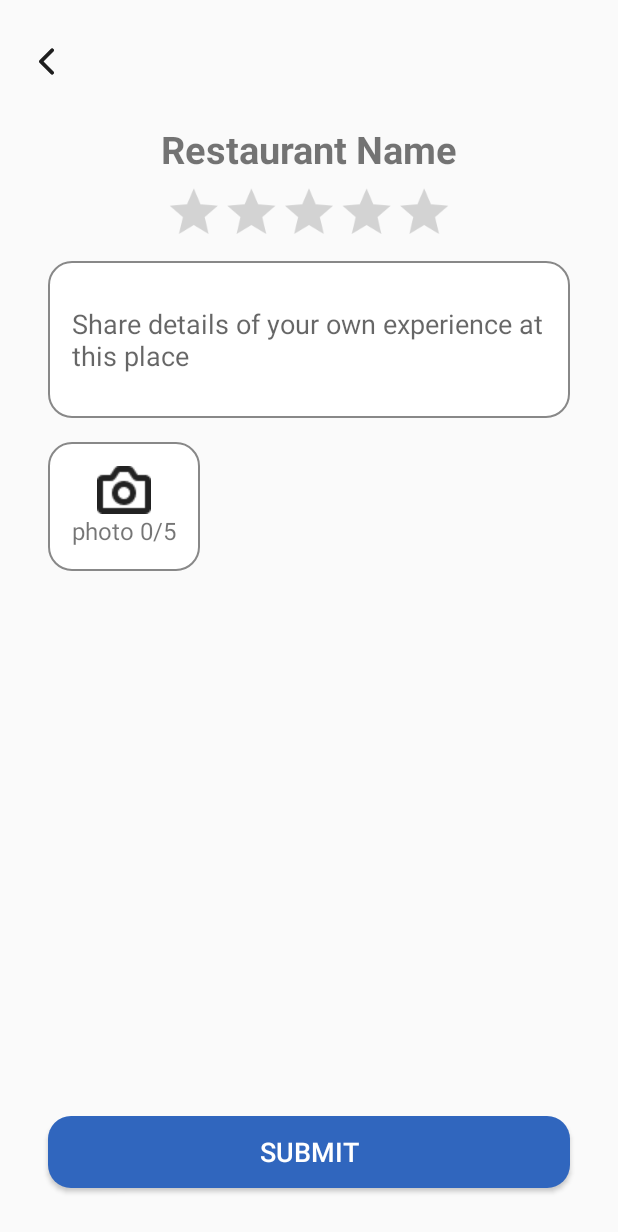
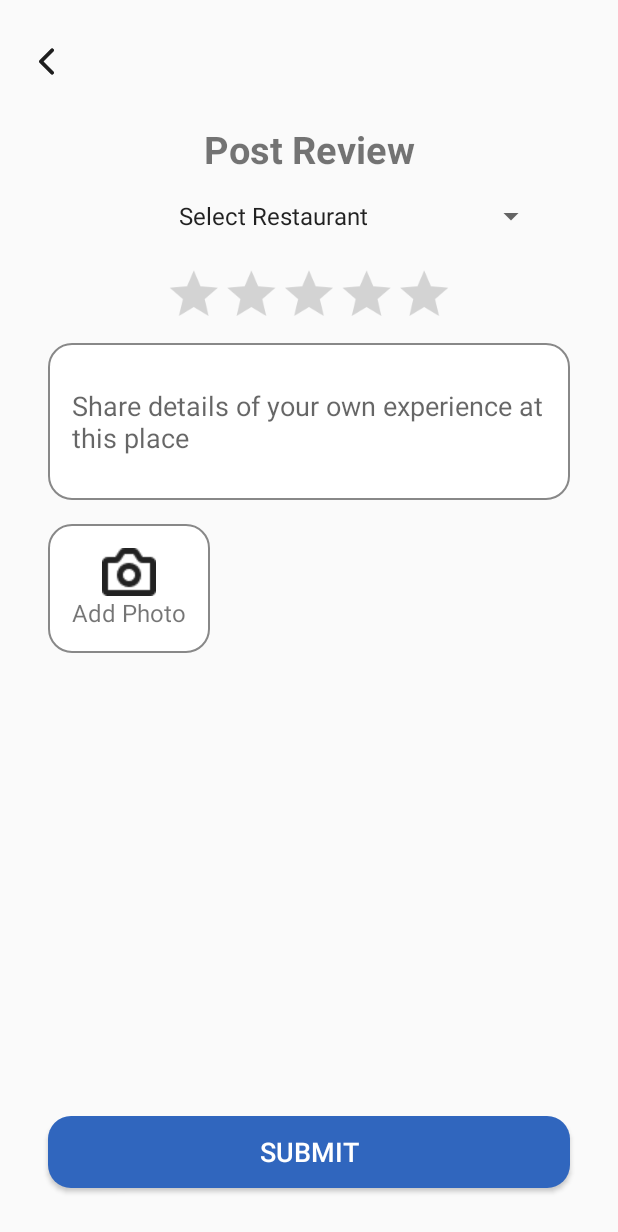
Before and after one commit to pant3ha/ResCovery, an Android app: the AddPostActivity screen opened directly, with no data from a screen before it, on a phone screen of 412 x 824 dp. Shown: the top 1232 px of the screen. Run offline under Robolectric (Android 15) with nearby library versions, the light colour scheme and no system bars.

Commit message:
added spinner for restaurant names

```diff
--- a/ResCovery/app/src/main/res/layout/activity_add_post.xml
+++ b/ResCovery/app/src/main/res/layout/activity_add_post.xml
@@ -48,8 +48,19 @@
             android:layout_height="wrap_content"
             android:gravity="center"
             android:textStyle="bold"
-            android:textSize="25dp"
-            android:text="Restaurant Name"/>
+            android:textSize="25sp"
+            android:text="Post Review"/>
+
+        <Spinner
+            android:id="@+id/add_post_spinner"
+            android:layout_width="match_parent"
+            android:layout_height="wrap_content"
+            android:layout_margin="15dp"
+            android:textAlignment="center"
+            android:baselineAligned="false"
+            android:entries="@array/restaurant_names_spinner"
+            android:focusable="false">
+        </Spinner>
 
         <RatingBar
             android:id="@+id/add_post_ratingBar"
@@ -94,7 +105,7 @@
                 android:layout_width="wrap_content"
                 android:layout_height="wrap_content"
                 android:textSize="16dp"
-                android:text="photo 0/5"/>
+                android:text="Add Photo"/>
         </LinearLayout>
 
     </LinearLayout>
--- a/ResCovery/app/src/main/res/menu/bottom_nav_menu.xml
+++ b/ResCovery/app/src/main/res/menu/bottom_nav_menu.xml
@@ -16,7 +16,7 @@
         android:id="@+id/navigation_add"
         android:icon="@drawable/add"
         app:showAsAction="always"
-        android:title="@string/title_add" />
+        android:title="" />
 
     <item
         android:id="@+id/navigation_message"
--- a/ResCovery/app/src/main/res/values/strings.xml
+++ b/ResCovery/app/src/main/res/values/strings.xml
@@ -14,4 +14,28 @@
     <string name="invalid_username">Not a valid username</string>
     <string name="invalid_password">Password must be >5 characters</string>
     <string name="login_failed">"Login failed"</string>
+
+    <string-array name="restaurant_names_spinner">
+        <item>Select Restaurant</item>
+        <item>A&amp;W Canada</item>
+        <item>Bamboo Garden Restaurant</item>
+        <item>BierCraft UniverCity</item>
+        <item>Chef Hung Taiwanese Beef Noodle</item>
+        <item>Donair Town</item>
+        <item>Gawon Express Korean Cuisine</item>
+        <item>Japarrito</item>
+        <item>Mad Chicken SFU</item>
+        <item>Noodle Waffle Cafe</item>
+        <item>PHO 99</item>
+        <item>Pizza Hut</item>
+        <item>Plum Garden &amp; CHAKURA</item>
+        <item>Quesada Burritos &amp; Tacos</item>
+        <item>SFU Dining Commons</item>
+        <item>Steve\'s Poke Bar</item>
+        <item>Subway</item>
+        <item>Tim Hortons</item>
+        <item>Togo Sushi SFU</item>
+        <item>Uncle Faith\'s Pizza</item>
+    </string-array>
+
 </resources>
```
